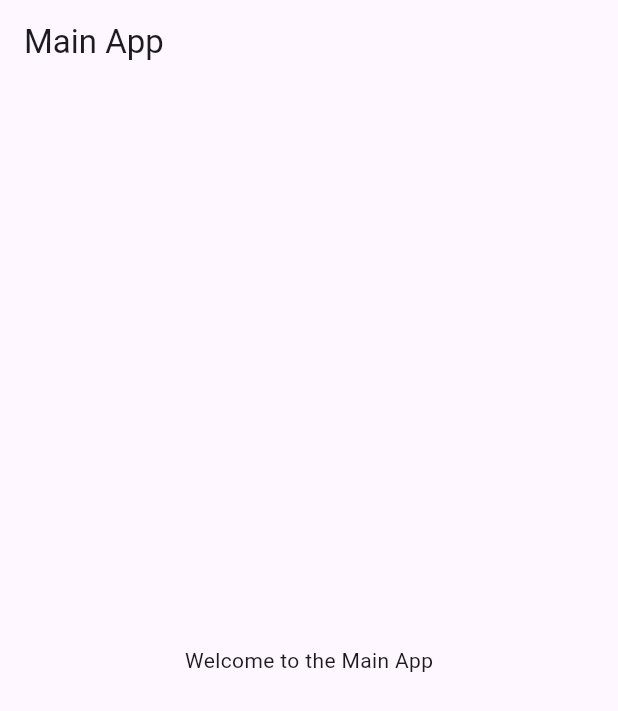
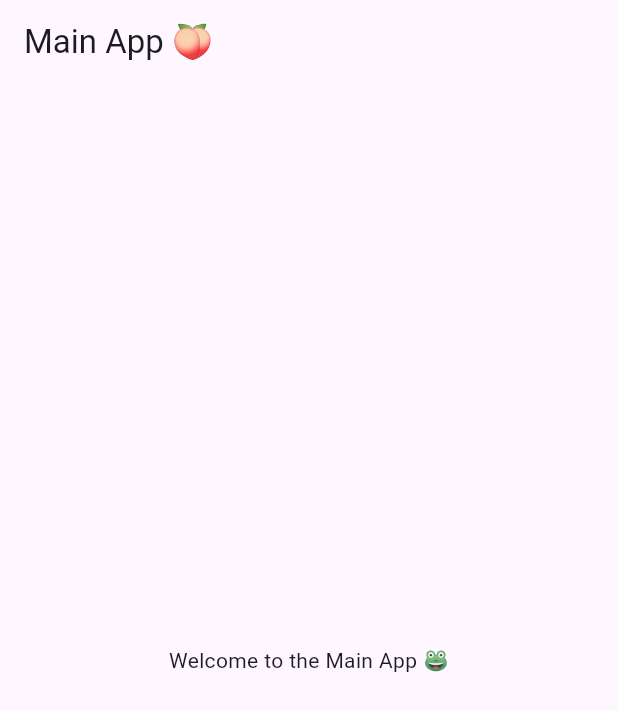
Before and after one commit to flaminshinjan/pathfinder, a Flutter app: the screen it shows after launch, on a phone screen of 412 x 824 dp. Shown: the top 711 px of the screen. Run offline on Flutter 3.47's test engine with Material 3 defaults, Android fonts, the phone set to English and light mode, and no system bars.

Commit message:
changes on flutter side

```diff
--- a/lib/main.dart
+++ b/lib/main.dart
@@ -16,15 +16,16 @@ class MyApp extends StatelessWidget {
     );
   }
 }
+
 class MyHomePage extends StatelessWidget {
   @override
   Widget build(BuildContext context) {
     return Scaffold(
       appBar: AppBar(
-        title: Text('Main App'),
+        title: Text('Main App 🍑'),
       ),
       body: Center(
-        child: Text('Welcome to the Main App'),
+        child: Text('Welcome to the Main App 🐸'),
       ),
     );
   }
```
